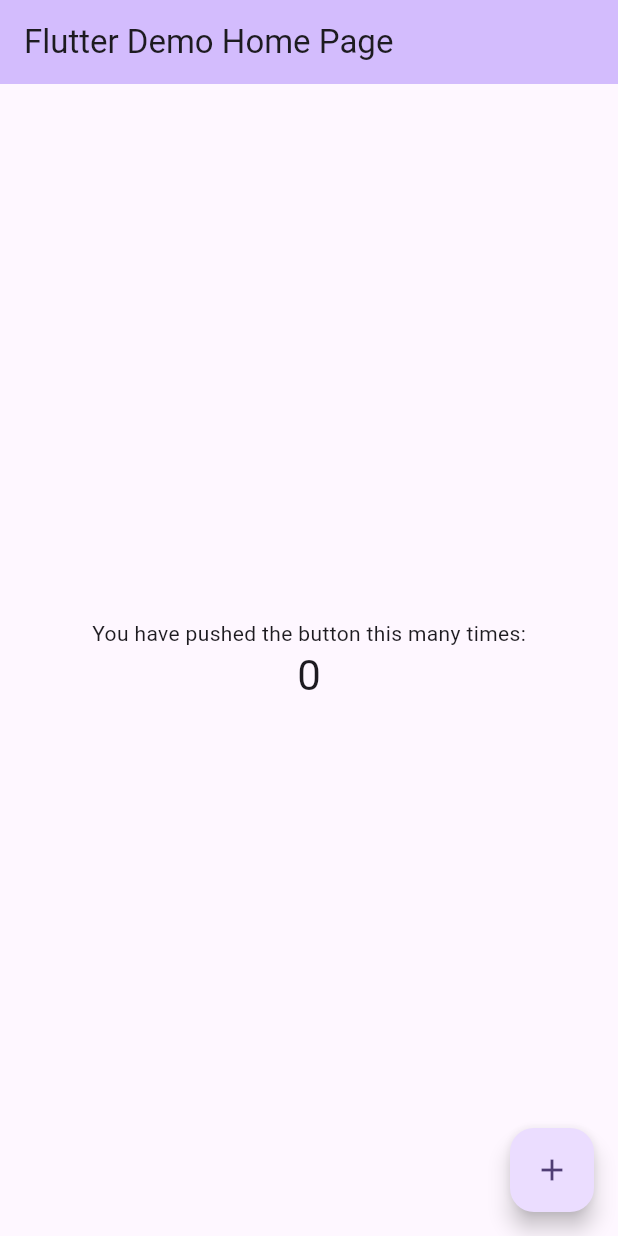
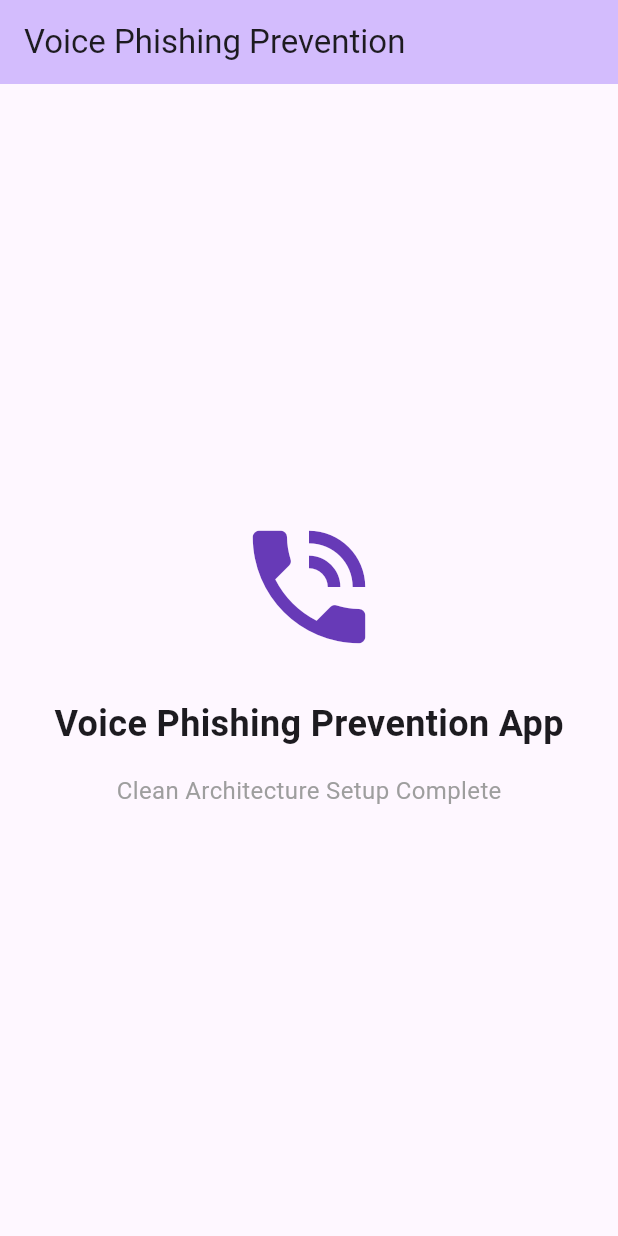
Before and after one commit to JinSEONGYEE/BlackCall, a Flutter app: the screen it shows after launch, on a phone screen of 412 x 824 dp. Run offline on Flutter 3.47's test engine with Material 3 defaults, Android fonts, the phone set to English and light mode, and no system bars.

Commit message:
Story 1.2: Clean Architecture directory structure setup
- Created lib/core/{config,error,database,util} directories
- Created lib/features/ directory for feature-first organization
- Created test/{core,features} directories
- Added README.md files documenting architecture patterns
- Cleaned up default Flutter counter app code
- Created minimal Voice Phishing Prevention app entry point
- Updated widget test to match new app structure
- All tests passing

```diff
--- a/lib/main.dart
+++ b/lib/main.dart
@@ -1,122 +1,63 @@
 import 'package:flutter/material.dart';
 
 void main() {
-  runApp(const MyApp());
+  runApp(const VoicePhishingApp());
 }
 
-class MyApp extends StatelessWidget {
-  const MyApp({super.key});
+class VoicePhishingApp extends StatelessWidget {
+  const VoicePhishingApp({super.key});
 
-  // This widget is the root of your application.
   @override
   Widget build(BuildContext context) {
     return MaterialApp(
-      title: 'Flutter Demo',
+      title: 'Voice Phishing Prevention',
       theme: ThemeData(
-        // This is the theme of your application.
-        //
-        // TRY THIS: Try running your application with "flutter run". You'll see
-        // the application has a purple toolbar. Then, without quitting the app,
-        // try changing the seedColor in the colorScheme below to Colors.green
-        // and then invoke "hot reload" (save your changes or press the "hot
-        // reload" button in a Flutter-supported IDE, or press "r" if you used
-        // the command line to start the app).
-        //
-        // Notice that the counter didn't reset back to zero; the application
-        // state is not lost during the reload. To reset the state, use hot
-        // restart instead.
-        //
-        // This works for code too, not just values: Most code changes can be
-        // tested with just a hot reload.
-        colorScheme: .fromSeed(seedColor: Colors.deepPurple),
+        colorScheme: ColorScheme.fromSeed(seedColor: Colors.deepPurple),
+        useMaterial3: true,
       ),
-      home: const MyHomePage(title: 'Flutter Demo Home Page'),
+      home: const PlaceholderHomePage(),
     );
   }
 }
 
-class MyHomePage extends StatefulWidget {
-  const MyHomePage({super.key, required this.title});
-
-  // This widget is the home page of your application. It is stateful, meaning
-  // that it has a State object (defined below) that contains fields that affect
-  // how it looks.
-
-  // This class is the configuration for the state. It holds the values (in this
-  // case the title) provided by the parent (in this case the App widget) and
-  // used by the build method of the State. Fields in a Widget subclass are
-  // always marked "final".
-
-  final String title;
-
-  @override
-  State<MyHomePage> createState() => _MyHomePageState();
-}
-
-class _MyHomePageState extends State<MyHomePage> {
-  int _counter = 0;
-
-  void _incrementCounter() {
-    setState(() {
-      // This call to setState tells the Flutter framework that something has
-      // changed in this State, which causes it to rerun the build method below
-      // so that the display can reflect the updated values. If we changed
-      // _counter without calling setState(), then the build method would not be
-      // called again, and so nothing would appear to happen.
-      _counter++;
-    });
-  }
+class PlaceholderHomePage extends StatelessWidget {
+  const PlaceholderHomePage({super.key});
 
   @override
   Widget build(BuildContext context) {
-    // This method is rerun every time setState is called, for instance as done
-    // by the _incrementCounter method above.
-    //
-    // The Flutter framework has been optimized to make rerunning build methods
-    // fast, so that you can just rebuild anything that needs updating rather
-    // than having to individually change instances of widgets.
     return Scaffold(
       appBar: AppBar(
-        // TRY THIS: Try changing the color here to a specific color (to
-        // Colors.amber, perhaps?) and trigger a hot reload to see the AppBar
-        // change color while the other colors stay the same.
         backgroundColor: Theme.of(context).colorScheme.inversePrimary,
-        // Here we take the value from the MyHomePage object that was created by
-        // the App.build method, and use it to set our appbar title.
-        title: Text(widget.title),
+        title: const Text('Voice Phishing Prevention'),
       ),
-      body: Center(
-        // Center is a layout widget. It takes a single child and positions it
-        // in the middle of the parent.
+      body: const Center(
         child: Column(
-          // Column is also a layout widget. It takes a list of children and
-          // arranges them vertically. By default, it sizes itself to fit its
-          // children horizontally, and tries to be as tall as its parent.
-          //
-          // Column has various properties to control how it sizes itself and
-          // how it positions its children. Here we use mainAxisAlignment to
-          // center the children vertically; the main axis here is the vertical
-          // axis because Columns are vertical (the cross axis would be
-          // horizontal).
-          //
-          // TRY THIS: Invoke "debug painting" (choose the "Toggle Debug Paint"
-          // action in the IDE, or press "p" in the console), to see the
-          // wireframe for each widget.
-          mainAxisAlignment: .center,
+          mainAxisAlignment: MainAxisAlignment.center,
           children: [
-            const Text('You have pushed the button this many times:'),
+            Icon(
+              Icons.phone_in_talk,
+              size: 100,
+              color: Colors.deepPurple,
+            ),
+            SizedBox(height: 24),
             Text(
-              '$_counter',
-              style: Theme.of(context).textTheme.headlineMedium,
+              'Voice Phishing Prevention App',
+              style: TextStyle(
+                fontSize: 24,
+                fontWeight: FontWeight.bold,
+              ),
+            ),
+            SizedBox(height: 16),
+            Text(
+              'Clean Architecture Setup Complete',
+              style: TextStyle(
+                fontSize: 16,
+                color: Colors.grey,
+              ),
             ),
           ],
         ),
       ),
-      floatingActionButton: FloatingActionButton(
-        onPressed: _incrementCounter,
-        tooltip: 'Increment',
-        child: const Icon(Icons.add),
-      ),
     );
   }
 }
```
Also changed, not shown: 10 other files.
